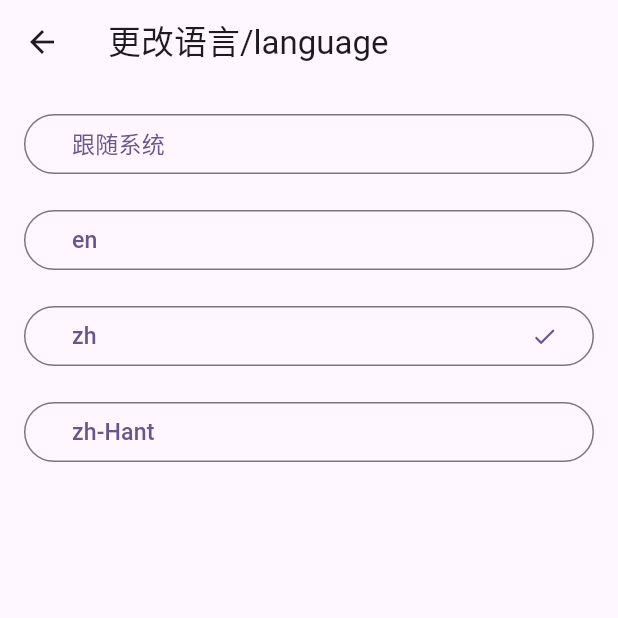
After one commit to 57UU/Shape_Weather, a Flutter app: the ChangeLanguagePage screen opened directly, after a tap on "en", after a tap on "zh", on a phone screen of 412 x 824 dp, the top half of it. The commit adds this screen. Run offline on Flutter 3.47's test engine with Material 3 defaults, Android fonts, the phone set to English and light mode, and no system bars; our stand-ins replace flutter_colorpicker, package_info_plus, reorderables, shared_preferences, syncfusion_flutter_charts; missing offline and left inert: bitsdojo_window, open_weather_client; accounts and stored records are empty; generated files the repository leaves out were written again.

Commit message:
add language setting support

```diff
--- a/lib/l10n/app_zh.arb
+++ b/lib/l10n/app_zh.arb
@@ -105,5 +105,10 @@
   "search": "搜索",
   "cannotLocateBadInternet": "无法定位\n网络连接不佳",
   "cannotFetchData": "无法获取数据",
-  "country": "国家/地区"
+  "country": "国家/地区",
+  "modifyLanguage": "更改语言/language",
+  "followSystem": "跟随系统",
+  "switchCities": "切换城市",
+  "reorderTheList": "城市自定义排序",
+  "iUnderstand": "我明白了"
 }
--- a/lib/main.dart
+++ b/lib/main.dart
@@ -51,13 +51,29 @@ GlobalKey<HomePageState> _globalKey = GlobalKey<HomePageState>();
 
 class MyApp extends StatelessWidget {
   const MyApp({super.key});
+  Locale? getLocale(){
+    String? lang=appSetting.value[language_set];
+    Locale? locale;
+    if(lang!=null){
+      var splitLang=lang.split("_");
+      if(splitLang.length==1){
+        locale=Locale(lang);
+      }else if(splitLang.length==2){
+        locale=Locale.fromSubtags(languageCode:  splitLang[0],scriptCode:  splitLang[1]);
+      }
+    }
+    return locale;
+  }
 
   // This widget is the root of your application.
   @override
   Widget build(BuildContext context) {
+
+
     return ListenableBuilder(
       builder: (context, widget) {
         return MaterialApp(
+          locale: getLocale(),
           onGenerateTitle: (context) => AppLocalizations.of(context)!.shapeWeather,
           localizationsDelegates: AppLocalizations.localizationsDelegates,
           supportedLocales: AppLocalizations.supportedLocales,
@@ -77,7 +93,7 @@ class MyApp extends StatelessWidget {
                 brightness: Brightness.dark),
             visualDensity: VisualDensity.adaptivePlatformDensity,
           ),
-          home: const StartUp(),
+          home:const StartUp(),
         );
       },
       listenable: appSetting,
--- a/lib/setting/configuration.dart
+++ b/lib/setting/configuration.dart
@@ -12,28 +12,36 @@ const String _isFirstTime = "is_1st_time";
 const String _key = "config";
 const String enable_dynamic_backgorund = "enable_dynamic_background";
 const String theme_color = "theme_color";
+const String language_set="language_set";
+SharedPreferences? preferences;
 
 Future saveConfig() async {
-  final SharedPreferences prefs = await SharedPreferences.getInstance();
+  preferences  ??= await SharedPreferences.getInstance();
   var list = <String>[];
   for (var i in weatherPages.value) {
     list.add(
         "${i.locationInfo.lon}/${i.locationInfo.lat}/${i.locationInfo.cityName}");
   }
-  prefs.setStringList(_key, list);
+  preferences!.setStringList(_key, list);
 }
 
 Future saveAppSetting() async {
-  final SharedPreferences prefs = await SharedPreferences.getInstance();
-  prefs.setBool(
-      enable_dynamic_backgorund, appSetting.value[enable_dynamic_backgorund]!);
-  prefs.setInt(theme_color, appSetting.value[theme_color]!.value);
+  preferences ??= await SharedPreferences.getInstance();
+  preferences!.setBool(enable_dynamic_backgorund, appSetting.value[enable_dynamic_backgorund]!);
+  preferences!.setInt(theme_color, appSetting.value[theme_color]!.value);
+  var lang=appSetting.value[language_set];
+  if(lang==null){
+    preferences!.remove(language_set);
+  }else{
+    preferences!.setString(language_set, appSetting.value[language_set]);
+  }
+
 }
 
 Future<String> loadConfig() async {
-  final SharedPreferences prefs = await SharedPreferences.getInstance();
-  var list = prefs.getStringList(_key);
-  isFirstTime = prefs.getBool(_isFirstTime) ?? true;
+  preferences ??= await SharedPreferences.getInstance();
+  var list = preferences!.getStringList(_key);
+  isFirstTime = preferences!.getBool(_isFirstTime) ?? true;
   list ??= [];
   weatherPages.value.clear();
 
@@ -45,23 +53,24 @@ Future<String> loadConfig() async {
     weatherPages.value.add(WeatherPageData(locationInfo: locationInfo));
   }
   appSetting.value[enable_dynamic_backgorund] =
-      prefs.getBool(enable_dynamic_backgorund) ?? true;
-  int? color = prefs.getInt(theme_color);
+      preferences!.getBool(enable_dynamic_backgorund) ?? true;
+  int? color = preferences!.getInt(theme_color);
   if (color == null) {
     appSetting.value[theme_color] = Colors.deepPurple;
   } else {
     appSetting.value[theme_color] = Color(color);
   }
+  appSetting.value[language_set]=preferences!.getString(language_set);
 
   return "Done";
 }
 
 Future notFirstTime() async {
-  final SharedPreferences prefs = await SharedPreferences.getInstance();
+  preferences ??= await SharedPreferences.getInstance();
   var list = <String>[];
   for (var i in weatherPages.value) {
     list.add(
         "${i.locationInfo.lon}/${i.locationInfo.lat}/${i.locationInfo.cityName}");
   }
-  prefs.setStringList(_key, list);
+  preferences!.setStringList(_key, list);
 }
--- /dev/null
+++ b/lib/weather_ui/change_language.dart
@@ -0,0 +1,83 @@
+
+
+import 'package:flutter/material.dart';
+import 'package:flutter_gen/gen_l10n/app_localizations.dart';
+import 'package:shared_preferences/shared_preferences.dart';
+
+import '../setting/configuration.dart';
+class ChangeLanguagePage extends StatefulWidget {
+  const ChangeLanguagePage({super.key});
+
+  @override
+  State<ChangeLanguagePage> createState() => _ChangeLanguagePageState();
+}
+
+class _ChangeLanguagePageState extends State<ChangeLanguagePage> {
+  late List<Locale> locales=AppLocalizations.supportedLocales;
+  String? selected;
+  @override
+  void initState() {
+    selected=preferences!.getString(language_set);
+    super.initState();
+  }
+  void onValueChanged(String? v){
+    setState(() {
+      selected=v;
+    });
+    appSetting.value[language_set]=selected;
+    appSetting.notifyListeners();
+  }
+
+  @override
+  Widget build(BuildContext context) {
+    var children=<Widget>[];
+    children.add(Padding(
+      padding: const EdgeInsets.all(8.0),
+      child: RadioButton(index: null, selected: selected, onChanged: onValueChanged, text: AppLocalizations.of(context)!.followSystem,),
+    ));
+    for(var i in locales){
+      children.add(
+        Padding(
+          padding: const EdgeInsets.all(8.0),
+          child: RadioButton(index: i.toString(), selected: selected, onChanged: onValueChanged, text: i.toLanguageTag(),),
+        ),
+      );
+    }
+    return Scaffold(
+      appBar: AppBar(title: Text(AppLocalizations.of(context)!.modifyLanguage),),
+      body: Padding(
+        padding: const EdgeInsets.all(8.0),
+        child: Center(
+          child: Column(
+            crossAxisAlignment: CrossAxisAlignment.center,
+            children: children,
+          ),
+        ),
+      ),
+    );
+  }
+}
+class RadioButton extends StatelessWidget {
+  final String? selected;
+  final String? index;
+  final String text;
+  final void Function(String? v) onChanged;
+  const RadioButton({super.key,required this.selected, required this.index, required this.text, required this.onChanged,});
+
+  @override
+  Widget build(BuildContext context) {
+    onPress(){onChanged(index);}
+    Widget child=Row(
+      mainAxisAlignment: MainAxisAlignment.spaceBetween,
+      children: [
+        Padding(
+          padding: const EdgeInsets.all(8.0),
+          child: Text(text,textScaler: const TextScaler.linear(1.1),),
+        ),
+        AnimatedOpacity(opacity: selected==index?1:0, duration: const Duration(milliseconds: 150),child: const Icon(Icons.check),)
+      ],
+    );
+      return OutlinedButton(onPressed: onPress, child: child);
+
+  }
+}
```
Also changed, not shown: lib/l10n/app_en.arb (+6 -4 lines), lib/l10n/app_zh_Hant.arb (added, +114 -0 lines), lib/weather_ui/introduce.dart (+11 -11 lines), lib/weather_ui/setting.dart (+9 -1 lines).
